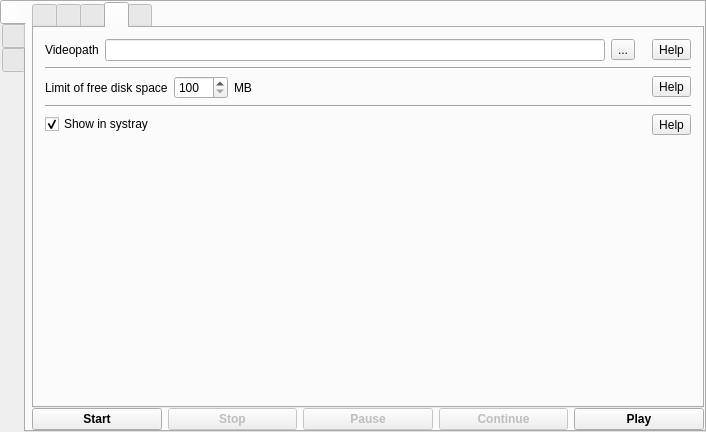
This is src/mainwindow.ui in vkohaupt/vokoscreenNG as Qt 5 draws it before an edit. The edited form follows.
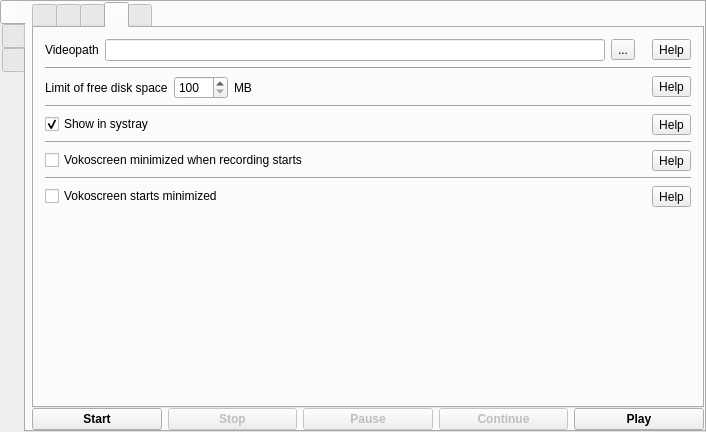
This is the edited form. The open tabs and pages were chosen to show the change. Icons and pictures are not drawn.

Diff of the .ui file:
```diff
--- a/src/mainwindow.ui
+++ b/src/mainwindow.ui
@@ -1337,6 +1337,82 @@
               </item>
              </layout>
             </item>
+            <item>
+             <widget class="Line" name="line_4">
+              <property name="orientation">
+               <enum>Qt::Horizontal</enum>
+              </property>
+             </widget>
+            </item>
+            <item>
+             <layout class="QHBoxLayout" name="horizontalLayout_23">
+              <item>
+               <widget class="QCheckBox" name="checkBoxMinimizedWhenRecordingStarts">
+                <property name="text">
+                 <string>Vokoscreen minimized when recording starts</string>
+                </property>
+               </widget>
+              </item>
+              <item>
+               <spacer name="horizontalSpacer_21">
+                <property name="orientation">
+                 <enum>Qt::Horizontal</enum>
+                </property>
+                <property name="sizeHint" stdset="0">
+                 <size>
+                  <width>40</width>
+                  <height>20</height>
+                 </size>
+                </property>
+               </spacer>
+              </item>
+              <item>
+               <widget class="QToolButton" name="toolButtonHelpMinimizedWhenRecordingStarts">
+                <property name="text">
+                 <string>Help</string>
+                </property>
+               </widget>
+              </item>
+             </layout>
+            </item>
+            <item>
+             <widget class="Line" name="line_8">
+              <property name="orientation">
+               <enum>Qt::Horizontal</enum>
+              </property>
+             </widget>
+            </item>
+            <item>
+             <layout class="QHBoxLayout" name="horizontalLayout_31">
+              <item>
+               <widget class="QCheckBox" name="checkBoxVokoscreenStartsMinimized">
+                <property name="text">
+                 <string>Vokoscreen starts minimized</string>
+                </property>
+               </widget>
+              </item>
+              <item>
+               <spacer name="horizontalSpacer_22">
+                <property name="orientation">
+                 <enum>Qt::Horizontal</enum>
+                </property>
+                <property name="sizeHint" stdset="0">
+                 <size>
+                  <width>40</width>
+                  <height>20</height>
+                 </size>
+                </property>
+               </spacer>
+              </item>
+              <item>
+               <widget class="QToolButton" name="toolButtonHelpVokoscreenStartsMinimized">
+                <property name="text">
+                 <string>Help</string>
+                </property>
+               </widget>
+              </item>
+             </layout>
+            </item>
             <item>
              <spacer name="verticalSpacer_3">
               <property name="orientation">
```
Left out of the diff: 6 changed lines with no effect on the pictures.
